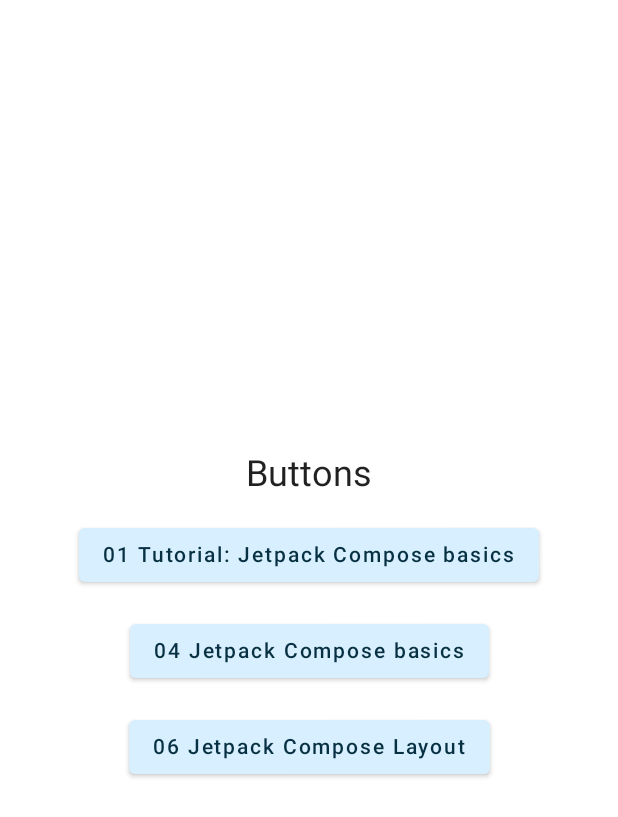
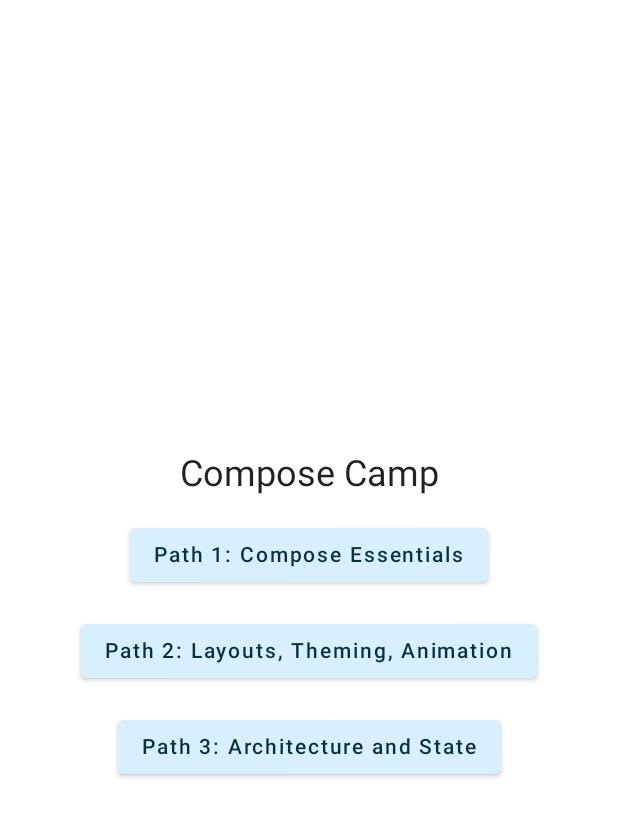
Before and after one commit to irfansefa/Compose-Tutorial, an Android app built with Jetpack Compose: the screen it shows after launch (MainActivity), on a phone screen of 412 x 824 dp. Shown: the top 817 px of the screen. Run offline under Robolectric (Android 15) with nearby library versions, the phone set to English and light mode, and no system bars.

Commit message:
Clean project to support paths of code camp

```diff
--- a/app/src/main/java/com/moonstarit/composetutorial/MainActivity.kt
+++ b/app/src/main/java/com/moonstarit/composetutorial/MainActivity.kt
@@ -2,19 +2,33 @@ package com.moonstarit.composetutorial
 
 import android.content.Context
 import android.os.Bundle
+import android.widget.Toast
 import androidx.activity.ComponentActivity
 import androidx.activity.compose.setContent
-import androidx.compose.foundation.layout.*
+import androidx.compose.foundation.layout.Arrangement
+import androidx.compose.foundation.layout.Column
+import androidx.compose.foundation.layout.fillMaxHeight
+import androidx.compose.foundation.layout.fillMaxWidth
+import androidx.compose.foundation.layout.padding
 import androidx.compose.material.Button
 import androidx.compose.material.MaterialTheme
 import androidx.compose.material.MaterialTheme.typography
+import androidx.compose.material.Scaffold
+import androidx.compose.material.ScaffoldState
 import androidx.compose.material.Surface
 import androidx.compose.material.Text
+import androidx.compose.material.rememberScaffoldState
 import androidx.compose.runtime.Composable
+import androidx.compose.runtime.rememberCoroutineScope
 import androidx.compose.ui.Alignment
 import androidx.compose.ui.Modifier
 import androidx.compose.ui.unit.dp
+import com.moonstarit.composetutorial.path.oneessentials.JetPackComposeBasicsOne
+import com.moonstarit.composetutorial.path.oneessentials.JetpackComposeBasicsFour
+import com.moonstarit.composetutorial.path.oneessentials.StarterPathOne
 import com.moonstarit.composetutorial.ui.theme.ComposeTutorialTheme
+import kotlinx.coroutines.CoroutineScope
+import kotlinx.coroutines.launch
 
 class MainActivity : ComponentActivity() {
     override fun onCreate(savedInstanceState: Bundle?) {
@@ -32,35 +46,56 @@ class MainActivity : ComponentActivity() {
 
 @Composable
 fun AllButtons(context: Context) {
+    val scaffoldState = rememberScaffoldState()
+    val coroutineScope = rememberCoroutineScope()
+    Scaffold(
+        scaffoldState = scaffoldState
+    ) {
         Column(
-        modifier = Modifier.padding(all = 8.dp).fillMaxWidth().fillMaxHeight(),
+            modifier = Modifier
+                .padding(all = 8.dp)
+                .fillMaxWidth()
+                .fillMaxHeight(),
             verticalArrangement = Arrangement.Center,
             horizontalAlignment = Alignment.CenterHorizontally
         ) {
-        Text(text = "Buttons", style = typography.h5, modifier = Modifier.padding(8.dp))
+            Text(text = "Compose Camp", style = typography.h5, modifier = Modifier.padding(8.dp))
             Button(
                 onClick = {
-                context.startActivity(JetPackComposeBasicsOne.createIntent(context))
+                    context.startActivity(StarterPathOne.createIntent(context))
                 },
                 modifier = Modifier.padding(8.dp),
             ) {
-            Text(text = "01 Tutorial: Jetpack Compose basics")
+                Text(text = "Path 1: Compose Essentials")
             }
             Button(
                 onClick = {
-                context.startActivity(JetpackComposeBasicsFour.createIntent(context))
+                    showSnackbar("Path 2 not started!", coroutineScope, scaffoldState)
                 },
                 modifier = Modifier.padding(8.dp),
             ) {
-            Text(text = "04 Jetpack Compose basics")
+                Text(text = "Path 2: Layouts, Theming, Animation")
             }
             Button(
                 onClick = {
-                context.startActivity(JetPackComposeLayoutSix.createIntent(context))
+                    showSnackbar("Path 3 not started!", coroutineScope, scaffoldState)
                 },
                 modifier = Modifier.padding(8.dp),
             ) {
-            Text(text = "06 Jetpack Compose Layout")
+                Text(text = "Path 3: Architecture and State")
             }
         }
     }
+}
+
+private fun showSnackbar(
+    text: String,
+    coroutineScope: CoroutineScope,
+    scaffoldState: ScaffoldState
+) {
+    coroutineScope.launch {
+        scaffoldState.snackbarHostState.showSnackbar(
+            message = text
+        )
+    }
+}
--- a/app/src/main/java/com/moonstarit/composetutorial/Message.kt
+++ /dev/null
@@ -1,3 +0,0 @@
-package com.moonstarit.composetutorial
-
-data class Message(val author: String, val body: String)
--- a/app/src/main/java/com/moonstarit/composetutorial/JetPackComposeLayoutSix.kt
+++ b/app/src/main/java/com/moonstarit/composetutorial/path/oneessentials/JetPackComposeLayoutSix.kt
@@ -1,4 +1,4 @@
-package com.moonstarit.composetutorial
+package com.moonstarit.composetutorial.path.oneessentials
 
 import android.content.Context
 import android.content.Intent
@@ -94,7 +94,7 @@ fun StaggeredGrid(
             .coerceIn(constraints.minHeight.rangeTo(constraints.maxHeight))
         val rowY = IntArray(rows) { 0 }
         for (i in 1 until rows) {
-            rowY[i] = rowY[i-1] + rowHeights[i-1]
+            rowY[i] = rowY[i - 1] + rowHeights[i - 1]
         }
 
         layout(width, height) {
@@ -111,6 +111,7 @@ fun StaggeredGrid(
         }
     }
 }
+
 @Composable
 fun Chip(modifier: Modifier = Modifier, text: String) {
     Card(
--- a/app/src/main/java/com/moonstarit/composetutorial/JetpackComposeBasicsFour.kt
+++ b/app/src/main/java/com/moonstarit/composetutorial/path/oneessentials/JetpackComposeBasicsFour.kt
@@ -1,4 +1,4 @@
-package com.moonstarit.composetutorial
+package com.moonstarit.composetutorial.path.oneessentials
 
 import android.content.Context
 import android.content.Intent
@@ -36,6 +36,7 @@ import androidx.compose.ui.Modifier
 import androidx.compose.ui.res.stringResource
 import androidx.compose.ui.tooling.preview.Preview
 import androidx.compose.ui.unit.dp
+import com.moonstarit.composetutorial.R
 import com.moonstarit.composetutorial.ui.theme.ComposeTutorialTheme
 
 
--- /dev/null
+++ b/app/src/main/java/com/moonstarit/composetutorial/path/oneessentials/Message.kt
@@ -0,0 +1,3 @@
+package com.moonstarit.composetutorial.path.oneessentials
+
+data class Message(val author: String, val body: String)
--- a/app/src/main/java/com/moonstarit/composetutorial/SampleData.kt
+++ b/app/src/main/java/com/moonstarit/composetutorial/path/oneessentials/SampleData.kt
@@ -1,4 +1,4 @@
-package com.moonstarit.composetutorial
+package com.moonstarit.composetutorial.path.oneessentials
 
 object SampleData {
     // Sample conversation data
```
Also changed, not shown: app/src/main/AndroidManifest.xml (+6 -3 lines), app/src/main/java/com/moonstarit/composetutorial/path/oneessentials/JetPackComposeBasicsOne.kt (renamed from app/src/main/java/com/moonstarit/composetutorial/JetPackComposeBasicsOne.kt, +11 -3 lines), app/src/main/java/com/moonstarit/composetutorial/path/oneessentials/StarterPathOne.kt (added, +82 -0 lines). Lines whose indentation alone changed are shown as unchanged.
